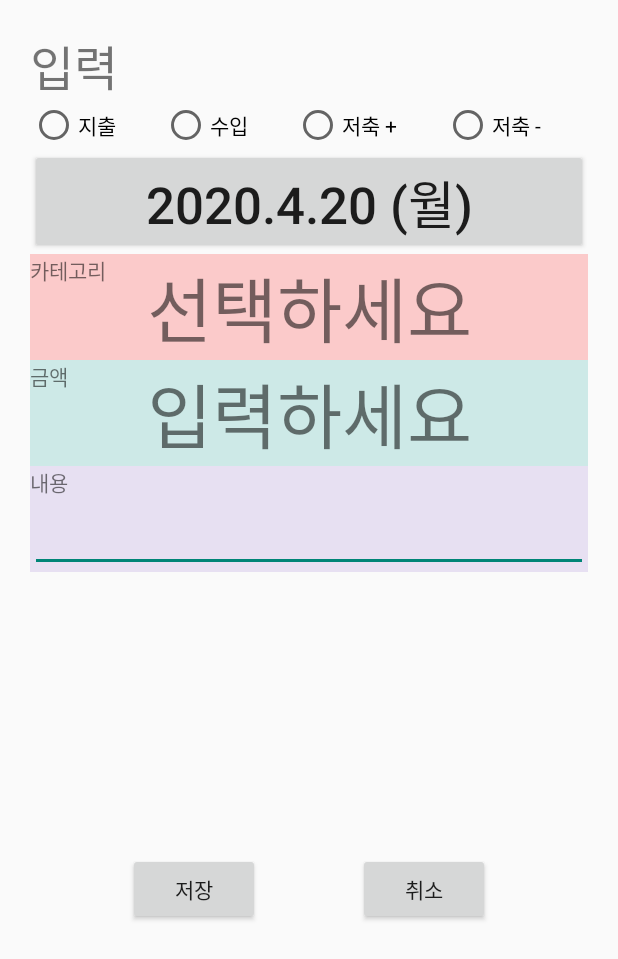
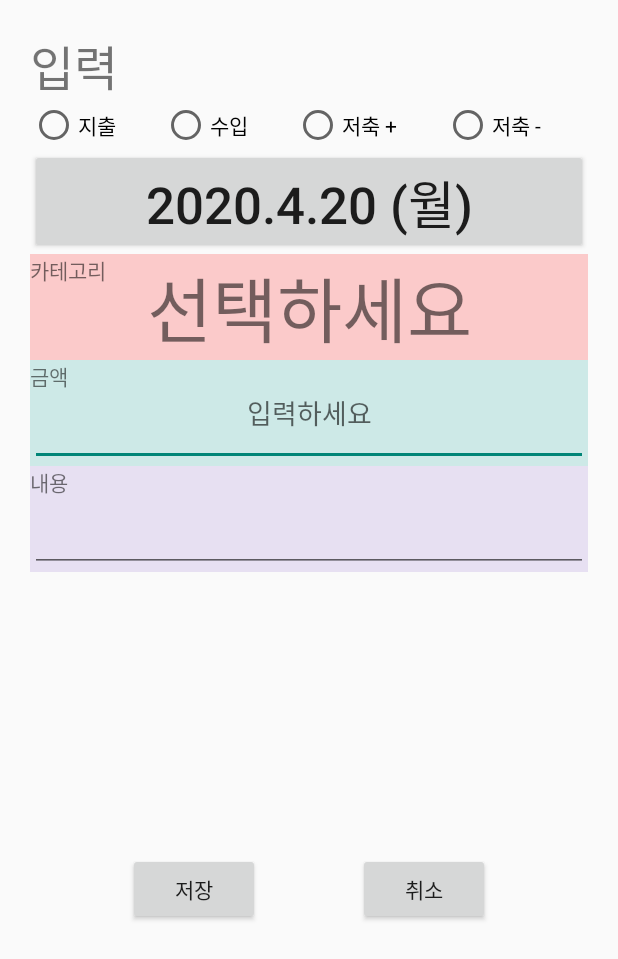
Before and after one commit to BGenue/monthlyAllowance, an Android app: the screen it shows after launch (InputActivity), after a tap on "입력", on a phone screen of 412 x 824 dp. Shown: the top 959 px of the screen. Run offline under Robolectric (Android 15) with nearby library versions, the phone set to English and light mode, and no system bars; our stand-ins replace AdMob; 1 statement that could not run was skipped.

Commit message:
4/28 데이터베이스 정리 끝 이제 기능 적용 중

```diff
--- a/app/src/main/java/GenueProject/monthlyallowance/AllowanceDatabaseManager.java
+++ b/app/src/main/java/GenueProject/monthlyallowance/AllowanceDatabaseManager.java
@@ -90,7 +90,9 @@ public class AllowanceDatabaseManager extends SQLiteOpenHelper
 	private void initTable(SQLiteDatabase db)
 	{
 		//oncreate 때 한번만 사용됨
+
 		//TABLE_CATEGORY
+		Log.i(TAG, "initTable()");
 		ContentValues addRowValue = new ContentValues();
 		addRowValue.put("c_id", 0);
 		addRowValue.put("category", "지출");
@@ -108,6 +110,18 @@ public class AllowanceDatabaseManager extends SQLiteOpenHelper
 		addRowValue = new ContentValues();
 		addRowValue.put("item", "점심 밥");
 		addRowValue.put("c_id", "0");
+		db.insert(TABLE_ITEMS, null, addRowValue);
+		addRowValue = new ContentValues();
+		addRowValue.put("item", "저녁 밥");
+		addRowValue.put("c_id", "0");
+		db.insert(TABLE_ITEMS, null, addRowValue);
+		addRowValue = new ContentValues();
+		addRowValue.put("item", "커피");
+		addRowValue.put("c_id", "0");
+		db.insert(TABLE_ITEMS, null, addRowValue);
+		addRowValue = new ContentValues();
+		addRowValue.put("item", "용돈");
+		addRowValue.put("c_id", "1");
 		db.insert(TABLE_ITEMS, null, addRowValue);
 	}
 
@@ -127,12 +141,14 @@ public class AllowanceDatabaseManager extends SQLiteOpenHelper
 
 	public void show_1()
 	{
-		Cursor c = DB.rawQuery("SELECT i_id, item, c_id, category FROM " + TABLE_CATEGORY + ", " + TABLE_ITEMS, null);
+		Cursor c = DB.rawQuery("SELECT DISTINCT * FROM " + TABLE_CATEGORY + ", " + TABLE_ITEMS + " WHERE " + TABLE_CATEGORY + ".c_id=" + TABLE_ITEMS + ".c_id", null);
+		Log.i(TAG, "show_1 결과  행 갯수 : " + c.getCount() + " 열 갯수 : " + c.getColumnCount());
 		while(c.moveToNext())
 		{
 			if(c != null)
 			{
-				Log.i(TAG, "디비 내용 : " + c.getInt(0) + " " + c.getString(1) + " " + c.getInt(2) + " " + c.getString(3));
+				Log.i(TAG, " show_1 내용 : " + c.getColumnName(0) + " | " + c.getColumnName(1) + " | "  + c.getColumnName(2) + " | "  + c.getColumnName(3) + " | " + c.getColumnName(4) + " | ");
+				Log.i(TAG, " show_1 내용 : " + c.getInt(0) + " | " + c.getString(1) + " | "  + c.getInt(2) + " | "  + c.getString(3) + " | " + c.getInt(4) + " | ");
 			}
 		}
 	}
@@ -145,7 +161,7 @@ public class AllowanceDatabaseManager extends SQLiteOpenHelper
 		{
 			if(c != null)
 			{
-				Log.i(TAG, "디비 내용 : " + c.getInt(0) + " " + c.getString(1));
+				Log.i(TAG, "TABLE_CATEGORY 내용 : " + c.getInt(0) + " " + c.getString(1));
 			}
 		}
 		c = DB.query(TABLE_ITEMS, new String[]{"i_id, item, c_id"}, null, null, null, null, null);
@@ -153,7 +169,7 @@ public class AllowanceDatabaseManager extends SQLiteOpenHelper
 		{
 			if(c != null)
 			{
-				Log.i(TAG, "디비 내용 : " + c.getInt(0) + " " + c.getString(1) + " " + c.getInt(2));
+				Log.i(TAG, "TABLE_ITEMS 내용 : " + c.getInt(0) + " " + c.getString(1) + " " + c.getInt(2));
 			}
 		}
 	}
--- a/app/src/main/java/GenueProject/monthlyallowance/CategoryActivity.java
+++ b/app/src/main/java/GenueProject/monthlyallowance/CategoryActivity.java
@@ -26,6 +26,8 @@ public class CategoryActivity extends Activity
 	CategoryAdapter categoryAdapter = null;
 	ArrayList<CategoryItem> list = new ArrayList<CategoryItem>();
 
+	AllowanceDatabaseManager dbManager;
+
 	Intent intent;
 
 	@Override
@@ -39,6 +41,7 @@ public class CategoryActivity extends Activity
 		String data = intent.getStringExtra("category");
 		Log.i(TAG, "인텐트 받았엉 " + data);
 
+		dbManager = AllowanceDatabaseManager.getInstance(this);
 
 		recyclerView = findViewById(R.id.category_list);
 
--- a/app/src/main/java/GenueProject/monthlyallowance/InputActivity.java
+++ b/app/src/main/java/GenueProject/monthlyallowance/InputActivity.java
@@ -38,18 +38,29 @@ public class InputActivity extends AppCompatActivity
 
 	String TAG = "myInput";
 
-	ArrayList arrayList;
-	EditText empty;
-	Spinner s;
-
 	Button dateBtn;
 	TextView categoryTitle;
 
+
+	////////////////////////////////////
+	//// main으로 보내줄 데이터들
+	Intent intent;
+	//라디오버튼
+	private String category;
 	//보여줄 날짜
 	private int year;
 	private int month;
 	private int day;
 	private int week;
+	//항목
+	private String item;
+	//금액
+	private int amount;
+	//내용
+	private String contents;
+	//저금 +/-
+	private int minus;
+	////////////////////////////////////
 
 	@Override
 	protected void onCreate(Bundle savedInstanceState)
@@ -57,15 +68,6 @@ public class InputActivity extends AppCompatActivity
 		super.onCreate(savedInstanceState);
 		setContentView(R.layout.activity_input);
 		initView();
-
-
-		arrayList = new ArrayList<>();
-		arrayList.add("철수");
-		arrayList.add("영희");
-		arrayList.add("녹지");
-		arrayList.add("치치");
-		arrayList.add("용병");
-		arrayList.add("입력");
 	}
 
 	private void initView()
@@ -85,7 +87,7 @@ public class InputActivity extends AppCompatActivity
 			case R.id.input_category:
 				Log.i(TAG, "카테고리 눌림");
 				Intent intent = new Intent(this, CategoryActivity.class);
-				intent.putExtra("category", "popup");
+				intent.putExtra("category", category);
 				startActivityForResult(intent, CATEGORY_REQUEST_CODE);
 				break;
 		}
@@ -242,15 +244,21 @@ public class InputActivity extends AppCompatActivity
 		{
 			case R.id.spend_radio_button:
 				Log.i(TAG, "지출");
+				category = "지출";
 				break;
 			case R.id.earn_radio_button:
 				Log.i(TAG, "수입");
+				category = "수입";
 				break;
 			case R.id.saveP_radio_button:
 				Log.i(TAG, "저금 플러스");
+				category = "저금";
+				minus = 0;
 				break;
 			case R.id.saveM_radio_button:
 				Log.i(TAG, "저금 마이너스");
+				category = "저금";
+				minus = 1;
 				break;
 		}
 	}
@@ -260,15 +268,26 @@ public class InputActivity extends AppCompatActivity
 		switch(v.getId())
 		{
 			case R.id.input_save_btn:
-				Intent intent = new Intent();
+				intent = new Intent();
 				intent.putExtra("input", "저장");
+				intent.putExtra("category", category);
+				intent.putExtra("year", year);
+				intent.putExtra("month", month);
+				intent.putExtra("day", day);
+				EditText moneyText = findViewById(R.id.input_money_text);
+				amount = Integer.parseInt(moneyText.getText().toString());
+				intent.putExtra("amount", amount);
+				EditText editText = findViewById(R.id.input_explain_text);
+				contents = editText.getText().toString();
+				intent.putExtra("contents", contents);
+				intent.putExtra("minus", minus);
 				setResult(RESULT_CODE_INSERT, intent);
 				finish();
 				break;
 			case R.id.input_cancel_btn:
-				Intent intent1 = new Intent();
-				intent1.putExtra("input", "취소");
-				setResult(RESULT_CODE_CANCEL, intent1);
+				intent = new Intent();
+				intent.putExtra("input", "취소");
+				setResult(RESULT_CODE_CANCEL, intent);
 				finish();
 				break;
 		}
--- a/app/src/main/res/layout/activity_input.xml
+++ b/app/src/main/res/layout/activity_input.xml
@@ -8,7 +8,7 @@
     android:layout_height="match_parent"
     tools:context=".InputActivity">
     <TextView
-        android:id="@+id/input_title_text"
+        android:id="@+id/input_title"
         android:layout_width="0dp"
         android:layout_height="0dp"
         android:text="입력"
@@ -25,7 +25,7 @@
         android:layout_height="wrap_content"
         android:orientation="horizontal"
         android:weightSum="4"
-        app:layout_constraintTop_toBottomOf="@+id/input_title_text"
+        app:layout_constraintTop_toBottomOf="@+id/input_title"
         app:layout_constraintLeft_toLeftOf="parent"
         app:layout_constraintRight_toRightOf="parent"
         app:layout_constraintBottom_toTopOf="@+id/input_date_text">
@@ -35,7 +35,7 @@
             android:layout_height="wrap_content"
             android:text="지출"
             android:layout_weight="1"
-            android:onClick="onRadioClicked"/>
+            android:onClick="onRadioClicked" />
         <RadioButton
             android:id="@+id/earn_radio_button"
             android:layout_width="wrap_content"
@@ -124,13 +124,15 @@
             android:layout_width="match_parent"
             android:layout_height="match_parent"
             android:text="금액" />
-        <TextView
+        <EditText
             android:id="@+id/input_money_text"
             android:layout_width="match_parent"
             android:layout_height="match_parent"
             android:gravity="center"
             android:autoSizeTextType="uniform"
-            android:text="입력하세요"/>
+            android:hint="입력하세요"
+            android:inputType="number"
+            android:imeOptions="actionDone"/>
     </FrameLayout>
 
     <FrameLayout
@@ -147,11 +149,12 @@
         app:layout_constraintRight_toRightOf="parent"
         app:layout_constraintTop_toBottomOf="@+id/input_money">
         <TextView
-            android:id="@+id/input_explain_text"
+            android:id="@+id/input_explain_title"
             android:layout_width="match_parent"
             android:layout_height="match_parent"
             android:text="내용" />
         <EditText
+            android:id="@+id/input_explain_text"
             android:layout_width="match_parent"
             android:layout_height="match_parent"/>
     </FrameLayout>
```
